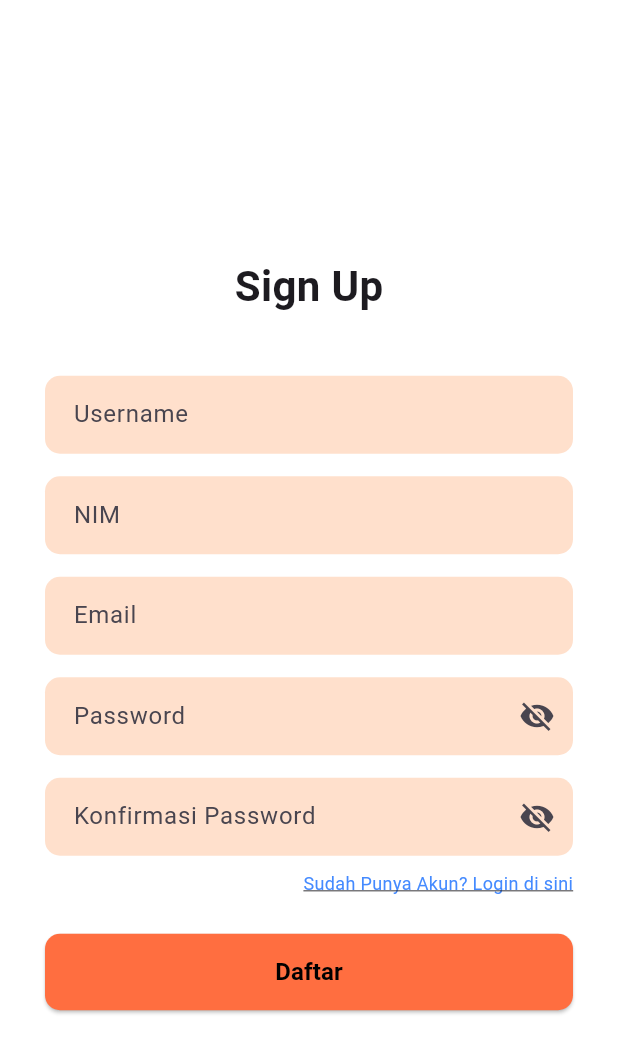
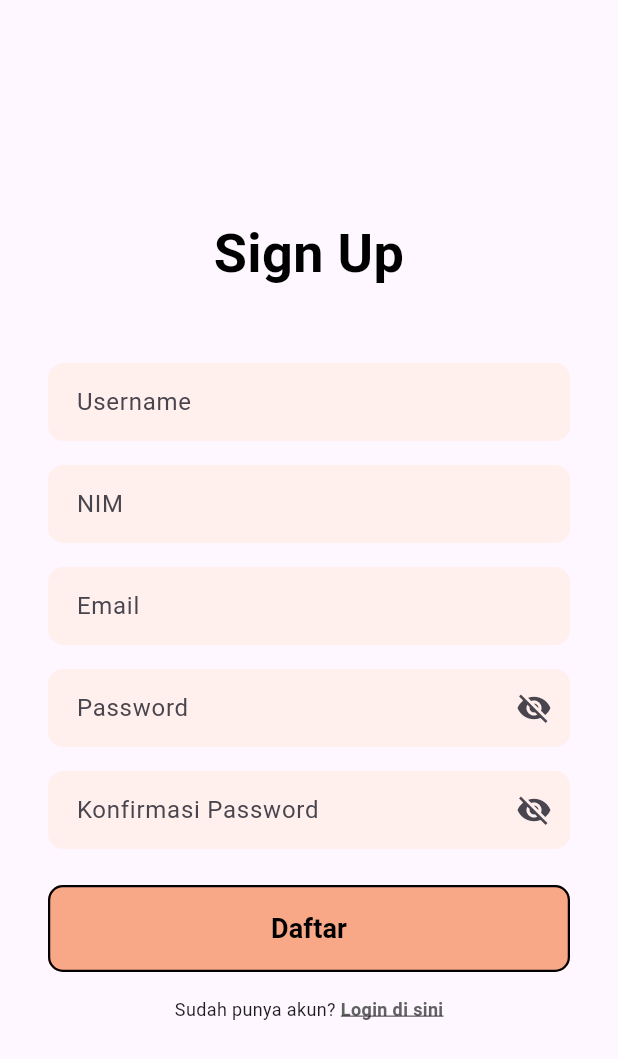
Before and after one commit to codebaradev/pentas, a Flutter app: the SignupPage screen opened directly, on a phone screen of 412 x 824 dp. Shown: the top 1059 px of the screen. Run offline on Flutter 3.47's test engine with Material 3 defaults, Android fonts, the phone set to English and light mode, and no system bars.

Commit message:
fix : memperbaiki UI pada login page dan signup page

```diff
--- a/lib/pages/signup_page.dart
+++ b/lib/pages/signup_page.dart
@@ -1,14 +1,14 @@
 import 'package:flutter/material.dart';
+import 'login_page.dart';
 
 class SignupPage extends StatefulWidget {
   const SignupPage({super.key});
 
   @override
-  State<SignupPage> createState() => _SignUpPageState();
+  State<SignupPage> createState() => _SignupPageState();
 }
 
-class _SignUpPageState extends State<SignupPage> {
-  // Controller untuk input field
+class _SignupPageState extends State<SignupPage> {
   final TextEditingController usernameController = TextEditingController();
   final TextEditingController nimController = TextEditingController();
   final TextEditingController emailController = TextEditingController();
@@ -19,104 +19,103 @@ class _SignUpPageState extends State<SignupPage> {
   bool _obscurePassword = true;
   bool _obscureConfirmPassword = true;
 
+  final Color fieldBackgroundColor = const Color(0xFFFFF0ED);
+  final Color buttonColor = const Color(0xFFF9A887);
+
   @override
   Widget build(BuildContext context) {
     return Scaffold(
-      backgroundColor: Colors.white,
       body: Center(
         child: SingleChildScrollView(
-          padding: const EdgeInsets.symmetric(horizontal: 30, vertical: 20),
+          padding: const EdgeInsets.symmetric(horizontal: 32.0),
           child: Column(
-            crossAxisAlignment: CrossAxisAlignment.center,
+            crossAxisAlignment: CrossAxisAlignment.stretch,
             children: [
-              const SizedBox(height: 20),
-              const Text(
+              Text(
                 "Sign Up",
-                style: TextStyle(fontSize: 28, fontWeight: FontWeight.bold),
+                textAlign: TextAlign.center,
+                style: const TextStyle(
+                  fontSize: 36,
+                  fontWeight: FontWeight.bold,
+                  color: Colors.black,
+                ),
               ),
+              const SizedBox(height: 48.0),
 
-              const SizedBox(height: 40),
-
-              // Username
               _buildInputField(usernameController, "Username"),
-              const SizedBox(height: 15),
-              // NIM
+              const SizedBox(height: 16.0),
               _buildInputField(nimController, "NIM"),
-              const SizedBox(height: 15),
-              // Email
+              const SizedBox(height: 16.0),
               _buildInputField(
                 emailController,
                 "Email",
                 keyboardType: TextInputType.emailAddress,
               ),
-              const SizedBox(height: 15),
-              // Password
+              const SizedBox(height: 16.0),
               _buildPasswordField(
                 passwordController,
                 "Password",
                 _obscurePassword,
                 () {
-                  setState(() {
-                    _obscurePassword = !_obscurePassword;
-                  });
+                  setState(() => _obscurePassword = !_obscurePassword);
                 },
               ),
-              const SizedBox(height: 15),
+              const SizedBox(height: 16.0),
               _buildPasswordField(
                 confirmPasswordController,
                 "Konfirmasi Password",
                 _obscureConfirmPassword,
                 () {
-                  setState(() {
-                    _obscureConfirmPassword = !_obscureConfirmPassword;
-                  });
+                  setState(
+                    () => _obscureConfirmPassword = !_obscureConfirmPassword,
+                  );
                 },
               ),
-              const SizedBox(height: 10),
-              // Link Login
+              const SizedBox(height: 24.0),
+
+              ElevatedButton(
+                onPressed: _register,
+                style: ElevatedButton.styleFrom(
+                  backgroundColor: buttonColor,
+                  foregroundColor: Colors.black,
+                  padding: const EdgeInsets.symmetric(vertical: 16.0),
+                  shape: RoundedRectangleBorder(
+                    borderRadius: BorderRadius.circular(10.0),
+                    side: const BorderSide(color: Colors.black, width: 1.5),
+                  ),
+                  elevation: 0,
+                ),
+                child: const Text(
+                  "Daftar",
+                  style: TextStyle(fontSize: 18, fontWeight: FontWeight.bold),
+                ),
+              ),
+              const SizedBox(height: 16.0),
+
               Row(
-                mainAxisAlignment: MainAxisAlignment.end,
+                mainAxisAlignment: MainAxisAlignment.center,
                 children: [
+                  Text("Sudah punya akun? ", style: TextStyle(fontSize: 12)),
                   GestureDetector(
                     onTap: () {
-                      // Arahkan Ke halaman login (Belum ada)
+                      Navigator.pushReplacement(
+                        context,
+                        MaterialPageRoute(
+                          builder: (context) => const LoginPage(),
+                        ),
+                      );
                     },
-                    child: const Text(
-                      "Sudah Punya Akun? Login di sini",
+                    child: Text(
+                      "Login di sini",
                       style: TextStyle(
-                        color: Colors.blueAccent,
+                        color: Colors.grey[700],
+                        decoration: TextDecoration.underline,
+                        fontWeight: FontWeight.bold,
                         fontSize: 12,
-                        decoration: TextDecoration.underline,
                       ),
                     ),
                   ),
                 ],
-              ),
-              const SizedBox(height: 25),
-              // Tombol Daftar
-              SizedBox(
-                width: double.infinity,
-                child: ElevatedButton(
-                  style: ElevatedButton.styleFrom(
-                    backgroundColor: Colors.deepOrangeAccent,
-                    padding: const EdgeInsets.symmetric(vertical: 14),
-                    shape: RoundedRectangleBorder(
-                      borderRadius: BorderRadius.circular(10),
-                    ),
-                  ),
-                  onPressed: () {
-                    // validasi dan aksi dafar
-                    _register();
-                  },
-                  child: const Text(
-                    "Daftar",
-                    style: TextStyle(
-                      fontSize: 16,
-                      fontWeight: FontWeight.bold,
-                      color: Colors.black,
-                    ),
-                  ),
-                ),
               ),
             ],
           ),
@@ -125,7 +124,6 @@ class _SignUpPageState extends State<SignupPage> {
     );
   }
 
-  // Widget untuk Textfield biasa
   Widget _buildInputField(
     TextEditingController controller,
     String hint, {
@@ -135,11 +133,12 @@ class _SignUpPageState extends State<SignupPage> {
       controller: controller,
       keyboardType: keyboardType ?? TextInputType.text,
       decoration: InputDecoration(
-        hintText: hint,
+        labelText: hint,
+        floatingLabelBehavior: FloatingLabelBehavior.auto,
         filled: true,
-        fillColor: const Color(0xFFFFE0CC),
+        fillColor: fieldBackgroundColor,
         border: OutlineInputBorder(
-          borderRadius: BorderRadius.circular(10),
+          borderRadius: BorderRadius.circular(10.0),
           borderSide: BorderSide.none,
         ),
         contentPadding: const EdgeInsets.symmetric(
@@ -150,7 +149,6 @@ class _SignUpPageState extends State<SignupPage> {
     );
   }
 
-  // Widget untuk TextField password
   Widget _buildPasswordField(
     TextEditingController controller,
     String hint,
@@ -161,11 +159,12 @@ class _SignUpPageState extends State<SignupPage> {
       controller: controller,
       obscureText: obscureText,
       decoration: InputDecoration(
-        hintText: hint,
+        labelText: hint,
         filled: true,
-        fillColor: const Color(0xFFFFE0CC),
+        floatingLabelBehavior: FloatingLabelBehavior.auto,
+        fillColor: fieldBackgroundColor,
         border: OutlineInputBorder(
-          borderRadius: BorderRadius.circular(10),
+          borderRadius: BorderRadius.circular(10.0),
           borderSide: BorderSide.none,
         ),
         contentPadding: const EdgeInsets.symmetric(
@@ -180,7 +179,6 @@ class _SignUpPageState extends State<SignupPage> {
     );
   }
 
-  // Contoh fungsi daftar
   void _register() {
     String username = usernameController.text.trim();
     String nim = nimController.text.trim();
```
Also changed, not shown: lib/pages/login_page.dart (+50 -28 lines).
